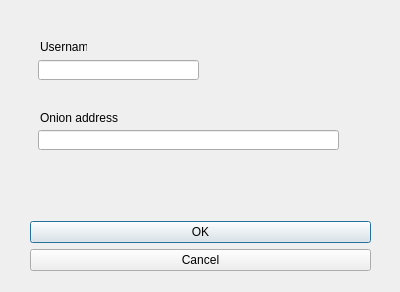
werogg/deprotocol, file src/sample_gui_app/ui/dialognew.ui: the form before one commit.
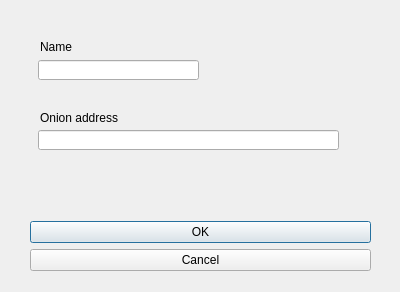
The form after the commit.

```diff
--- a/src/sample_gui_app/ui/dialognew.ui
+++ b/src/sample_gui_app/ui/dialognew.ui
@@ -48,7 +48,7 @@
     </rect>
    </property>
    <property name="text">
-    <string>Username</string>
+    <string>Name</string>
    </property>
   </widget>
   <widget class="QLineEdit" name="lineEdit">
```
